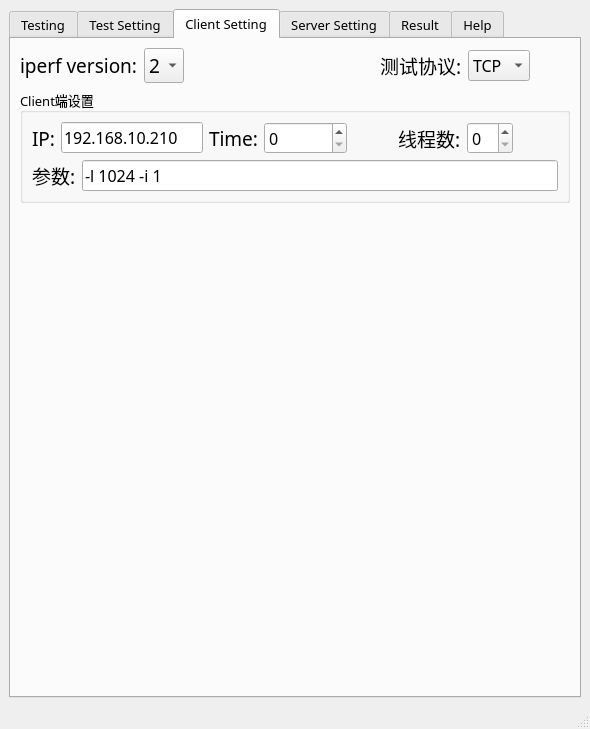
This is iperf_client.ui in Reinering/iperf-gui as Qt 5 draws it before an edit. The edited form follows.
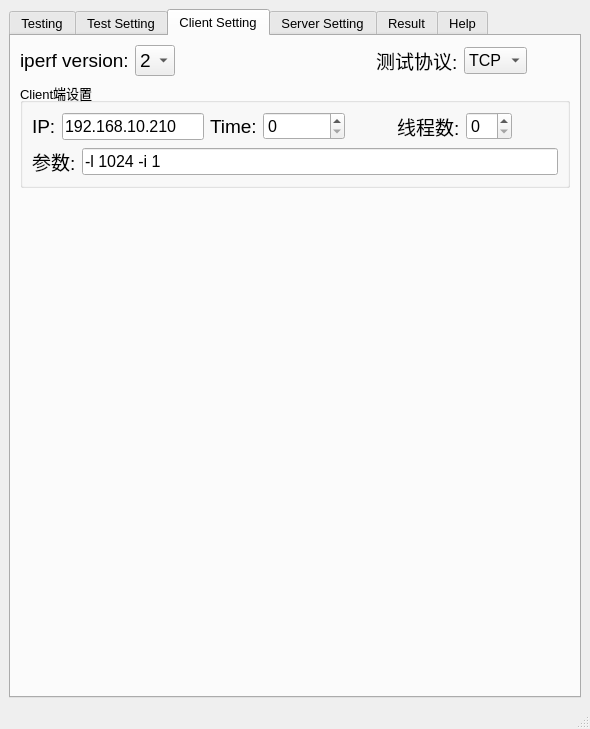
This is the edited form. The open tabs and pages were chosen to show the change.

Commit message: update and add iperf-dev

The edit to the form file:
```diff
--- a/iperf_client.ui
+++ b/iperf_client.ui
@@ -34,7 +34,6 @@
       </property>
       <property name="font">
        <font>
-        <family>微软雅黑</family>
         <pointsize>10</pointsize>
        </font>
       </property>
@@ -1332,7 +1331,6 @@
              <widget class="QLabel" name="label_2">
               <property name="font">
                <font>
-                <family>微软雅黑</family>
                 <pointsize>14</pointsize>
                </font>
               </property>
@@ -1351,13 +1349,12 @@
               </property>
               <property name="maximumSize">
                <size>
-                <width>40</width>
+                <width>50</width>
                 <height>16777215</height>
                </size>
               </property>
               <property name="font">
                <font>
-                <family>微软雅黑</family>
                 <pointsize>14</pointsize>
                </font>
               </property>
@@ -1392,7 +1389,6 @@
                <widget class="QLabel" name="label_9">
                 <property name="font">
                  <font>
-                  <family>微软雅黑</family>
                   <pointsize>14</pointsize>
                  </font>
                 </property>
@@ -1405,7 +1401,6 @@
                <widget class="QComboBox" name="comboBox_pro">
                 <property name="font">
                  <font>
-                  <family>微软雅黑</family>
                   <pointsize>12</pointsize>
                  </font>
                 </property>
@@ -1442,7 +1437,6 @@
            <widget class="QGroupBox" name="groupBox_2">
             <property name="font">
              <font>
-              <family>微软雅黑</family>
               <pointsize>10</pointsize>
              </font>
             </property>
@@ -1456,7 +1450,6 @@
                 <widget class="QLabel" name="label_8">
                  <property name="font">
                   <font>
-                   <family>微软雅黑</family>
                    <pointsize>14</pointsize>
                   </font>
                  </property>
@@ -1469,7 +1462,6 @@
                 <widget class="QLineEdit" name="lineEdit_c_param">
                  <property name="font">
                   <font>
-                   <family>微软雅黑</family>
                    <pointsize>12</pointsize>
                   </font>
                  </property>
@@ -1486,7 +1478,6 @@
                 <widget class="QLabel" name="label_14">
                  <property name="font">
                   <font>
-                   <family>微软雅黑</family>
                    <pointsize>14</pointsize>
                   </font>
                  </property>
@@ -1511,7 +1502,6 @@
                 <widget class="QLabel" name="label_3">
                  <property name="font">
                   <font>
-                   <family>微软雅黑</family>
                    <pointsize>14</pointsize>
                   </font>
                  </property>
@@ -1549,7 +1539,6 @@
                 <widget class="QLabel" name="label_4">
                  <property name="font">
                   <font>
-                   <family>微软雅黑</family>
                    <pointsize>14</pointsize>
                   </font>
                  </property>
@@ -1562,7 +1551,6 @@
                 <widget class="QSpinBox" name="spinBox_p">
                  <property name="font">
                   <font>
-                   <family>微软雅黑</family>
                    <pointsize>12</pointsize>
                   </font>
                  </property>
```
Left out of the diff: 25 changed lines with no effect on the pictures. The commit also changes 5 other files.
